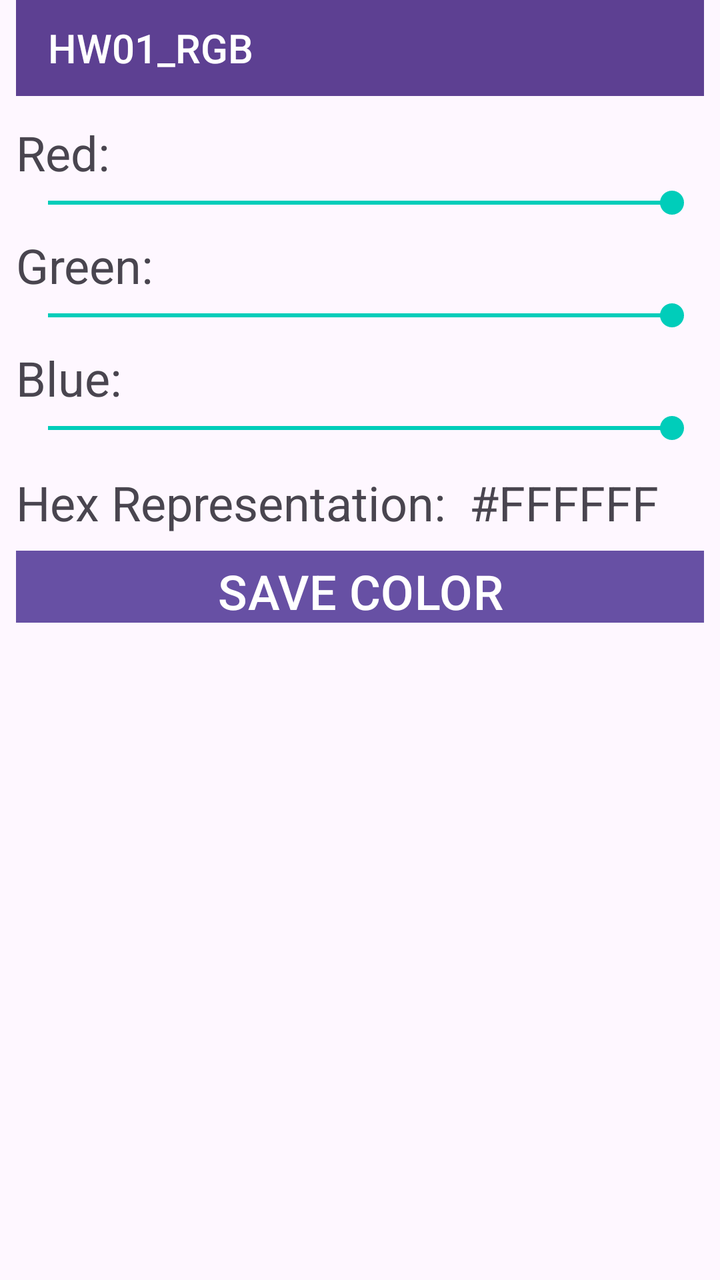
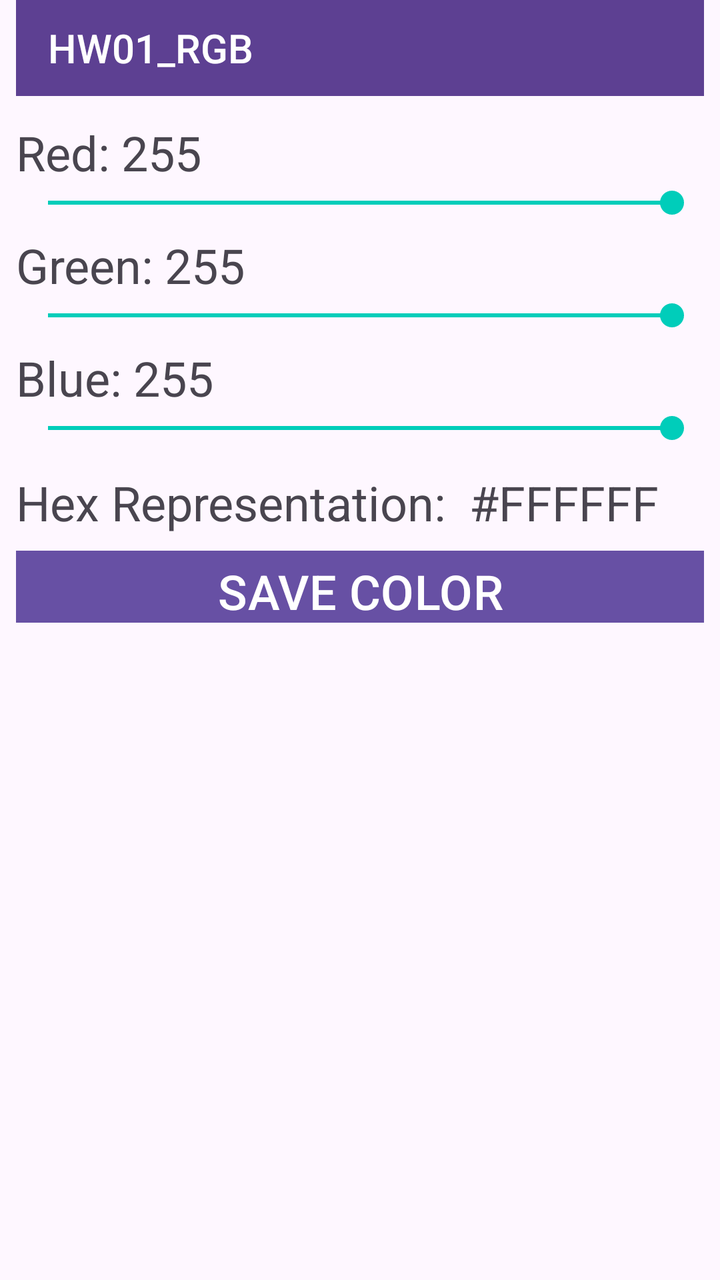

The first picture is an Android layout as it rendered before a commit; the second is the same layout after the commit. The layout source and the unified diff follow.
<!-- AndroidManifest.xml: application theme Theme.Homework01_Program1 -->
<!-- res/layout/activity_main.xml -->
<?xml version="1.0" encoding="utf-8"?>
<androidx.constraintlayout.widget.ConstraintLayout
    xmlns:android="http://schemas.android.com/apk/res/android"
    xmlns:app="http://schemas.android.com/apk/res-auto"
    android:id="@+id/main"
    android:layout_width="match_parent"
    android:layout_height="match_parent"
    android:paddingStart="8dp"
    android:paddingEnd="8dp">

    <androidx.appcompat.widget.Toolbar
        android:id="@+id/toolbar"
        android:layout_width="0dp"
        android:layout_height="48dp"
        android:background="#5D4092"
        android:backgroundTint="#5D4092"
        app:layout_constraintEnd_toEndOf="parent"
        app:layout_constraintStart_toStartOf="parent"
        app:layout_constraintTop_toTopOf="parent"
        app:title="HW01_RGB"
        app:titleTextAppearance="@style/TextAppearance.AppCompat.Title"
        app:titleTextColor="#FFFFFF" />

    <TextView
        android:id="@+id/tv_v_red"
        android:layout_width="wrap_content"
        android:layout_height="wrap_content"
        android:layout_marginTop="12dp"
        android:text="Red: "
        android:textSize="24sp"
        app:layout_constraintStart_toStartOf="parent"
        app:layout_constraintTop_toBottomOf="@id/toolbar" />

    <SeekBar
        android:id="@+id/sb_v_red"
        android:layout_width="0dp"
        android:layout_height="wrap_content"
        android:max="255"
        android:progress="255"
        android:progressTint="#00CDBA"
        android:thumbTint="#00CDBA"
        app:layout_constraintStart_toStartOf="parent"
        app:layout_constraintEnd_toEndOf="parent"
        app:layout_constraintTop_toBottomOf="@id/tv_v_red" />

    <TextView
        android:id="@+id/tv_v_green"
        android:layout_width="wrap_content"
        android:layout_height="wrap_content"
        android:layout_marginTop="6dp"
        android:text="Green: "
        android:textSize="24sp"
        app:layout_constraintStart_toStartOf="parent"
        app:layout_constraintTop_toBottomOf="@id/sb_v_red" />

    <SeekBar
        android:id="@+id/sb_v_green"
        android:layout_width="0dp"
        android:layout_height="wrap_content"
        android:max="255"
        android:progress="255"
        android:progressTint="#00CDBA"
        android:thumbTint="#00CDBA"
        app:layout_constraintStart_toStartOf="parent"
        app:layout_constraintEnd_toEndOf="parent"
        app:layout_constraintTop_toBottomOf="@id/tv_v_green" />

    <TextView
        android:id="@+id/tv_v_blue"
        android:layout_width="wrap_content"
        android:layout_height="wrap_content"
        android:layout_marginTop="6dp"
        android:text="Blue: "
        android:textSize="24sp"
        app:layout_constraintStart_toStartOf="parent"
        app:layout_constraintTop_toBottomOf="@id/sb_v_green" />

    <SeekBar
        android:id="@+id/sb_v_blue"
        android:layout_width="0dp"
        android:layout_height="wrap_content"
        android:max="255"
        android:progress="255"
        android:progressTint="#00CDBA"
        android:thumbTint="#00CDBA"
        app:layout_constraintStart_toStartOf="parent"
        app:layout_constraintEnd_toEndOf="parent"
        app:layout_constraintTop_toBottomOf="@id/tv_v_blue" />

    <TextView
        android:id="@+id/tv_v_hexNum"
        android:layout_width="0dp"
        android:layout_height="wrap_content"
        android:layout_marginTop="12dp"
        android:text="Hex Representation:  #FFFFFF"
        android:textSize="24sp"
        app:layout_constraintEnd_toEndOf="parent"
        app:layout_constraintStart_toStartOf="parent"
        app:layout_constraintTop_toBottomOf="@id/sb_v_blue" />

    <Button
        android:id="@+id/btn_v_saveColor"
        android:layout_width="0dp"
        android:layout_height="36dp"
        android:layout_marginTop="8dp"

        android:background="#7C00FD"
        android:backgroundTint="#7C00FD"
        android:minHeight="0dp"
        android:padding="0dp"
        android:text="SAVE COLOR"
        android:textSize="24sp"
        app:cornerRadius="3dp"
        app:layout_constraintEnd_toEndOf="parent"
        app:layout_constraintStart_toStartOf="parent"
        app:layout_constraintTop_toBottomOf="@id/tv_v_hexNum" />

    <ListView
        android:id="@+id/lv_v_listOfColors"
        android:layout_width="0dp"
        android:layout_height="0dp"
        android:layout_marginTop="3dp"
        android:dividerHeight="1dp"
        android:padding="0dp"
        app:layout_constraintTop_toBottomOf="@id/btn_v_saveColor"
        app:layout_constraintBottom_toBottomOf="parent"
        app:layout_constraintStart_toStartOf="parent"
        app:layout_constraintEnd_toEndOf="parent" />

</androidx.constraintlayout.widget.ConstraintLayout>
<!-- resources referenced by this layout -->
<resources>
  <style name="Theme.Homework01_Program1" parent="Base.Theme.Homework01_Program1" />
  <style name="Base.Theme.Homework01_Program1" parent="Theme.Material3.DayNight.NoActionBar">
          
          
      </style>
</resources>

<!-- the commit's change to res/layout/activity_main.xml (unified diff, before → after) -->
@@ -22,17 +22,17 @@
         app:titleTextColor="#FFFFFF" />
 
     <TextView
-        android:id="@+id/tv_v_red"
+        android:id="@+id/tv_v_main_red"
         android:layout_width="wrap_content"
         android:layout_height="wrap_content"
         android:layout_marginTop="12dp"
-        android:text="Red: "
+        android:text="Red: 255"
         android:textSize="24sp"
         app:layout_constraintStart_toStartOf="parent"
         app:layout_constraintTop_toBottomOf="@id/toolbar" />
 
     <SeekBar
-        android:id="@+id/sb_v_red"
+        android:id="@+id/sb_v_main_red"
         android:layout_width="0dp"
         android:layout_height="wrap_content"
         android:max="255"
@@ -41,20 +41,20 @@
         android:thumbTint="#00CDBA"
         app:layout_constraintStart_toStartOf="parent"
         app:layout_constraintEnd_toEndOf="parent"
-        app:layout_constraintTop_toBottomOf="@id/tv_v_red" />
+        app:layout_constraintTop_toBottomOf="@id/tv_v_main_red" />
 
     <TextView
-        android:id="@+id/tv_v_green"
+        android:id="@+id/tv_v_main_green"
         android:layout_width="wrap_content"
         android:layout_height="wrap_content"
         android:layout_marginTop="6dp"
-        android:text="Green: "
+        android:text="Green: 255"
         android:textSize="24sp"
         app:layout_constraintStart_toStartOf="parent"
-        app:layout_constraintTop_toBottomOf="@id/sb_v_red" />
+        app:layout_constraintTop_toBottomOf="@id/sb_v_main_red" />
 
     <SeekBar
-        android:id="@+id/sb_v_green"
+        android:id="@+id/sb_v_main_green"
         android:layout_width="0dp"
         android:layout_height="wrap_content"
         android:max="255"
@@ -63,20 +63,20 @@
         android:thumbTint="#00CDBA"
         app:layout_constraintStart_toStartOf="parent"
         app:layout_constraintEnd_toEndOf="parent"
-        app:layout_constraintTop_toBottomOf="@id/tv_v_green" />
+        app:layout_constraintTop_toBottomOf="@id/tv_v_main_green" />
 
     <TextView
-        android:id="@+id/tv_v_blue"
+        android:id="@+id/tv_v_main_blue"
         android:layout_width="wrap_content"
         android:layout_height="wrap_content"
         android:layout_marginTop="6dp"
-        android:text="Blue: "
+        android:text="Blue: 255"
         android:textSize="24sp"
         app:layout_constraintStart_toStartOf="parent"
-        app:layout_constraintTop_toBottomOf="@id/sb_v_green" />
+        app:layout_constraintTop_toBottomOf="@id/sb_v_main_green" />
 
     <SeekBar
-        android:id="@+id/sb_v_blue"
+        android:id="@+id/sb_v_main_blue"
         android:layout_width="0dp"
         android:layout_height="wrap_content"
         android:max="255"
@@ -85,10 +85,10 @@
         android:thumbTint="#00CDBA"
         app:layout_constraintStart_toStartOf="parent"
         app:layout_constraintEnd_toEndOf="parent"
-        app:layout_constraintTop_toBottomOf="@id/tv_v_blue" />
+        app:layout_constraintTop_toBottomOf="@id/tv_v_main_blue" />
 
     <TextView
-        android:id="@+id/tv_v_hexNum"
+        android:id="@+id/tv_v_main_hexNum"
         android:layout_width="0dp"
         android:layout_height="wrap_content"
         android:layout_marginTop="12dp"
@@ -96,10 +96,10 @@
         android:textSize="24sp"
         app:layout_constraintEnd_toEndOf="parent"
         app:layout_constraintStart_toStartOf="parent"
-        app:layout_constraintTop_toBottomOf="@id/sb_v_blue" />
+        app:layout_constraintTop_toBottomOf="@id/sb_v_main_blue" />
 
     <Button
-        android:id="@+id/btn_v_saveColor"
+        android:id="@+id/btn_v_main_saveColor"
         android:layout_width="0dp"
         android:layout_height="36dp"
         android:layout_marginTop="8dp"
@@ -113,16 +113,16 @@
         app:cornerRadius="3dp"
         app:layout_constraintEnd_toEndOf="parent"
         app:layout_constraintStart_toStartOf="parent"
-        app:layout_constraintTop_toBottomOf="@id/tv_v_hexNum" />
+        app:layout_constraintTop_toBottomOf="@id/tv_v_main_hexNum" />
 
     <ListView
-        android:id="@+id/lv_v_listOfColors"
+        android:id="@+id/lv_v_main_listOfColors"
         android:layout_width="0dp"
         android:layout_height="0dp"
         android:layout_marginTop="3dp"
         android:dividerHeight="1dp"
         android:padding="0dp"
-        app:layout_constraintTop_toBottomOf="@id/btn_v_saveColor"
+        app:layout_constraintTop_toBottomOf="@id/btn_v_main_saveColor"
         app:layout_constraintBottom_toBottomOf="parent"
         app:layout_constraintStart_toStartOf="parent"
         app:layout_constraintEnd_toEndOf="parent" />
